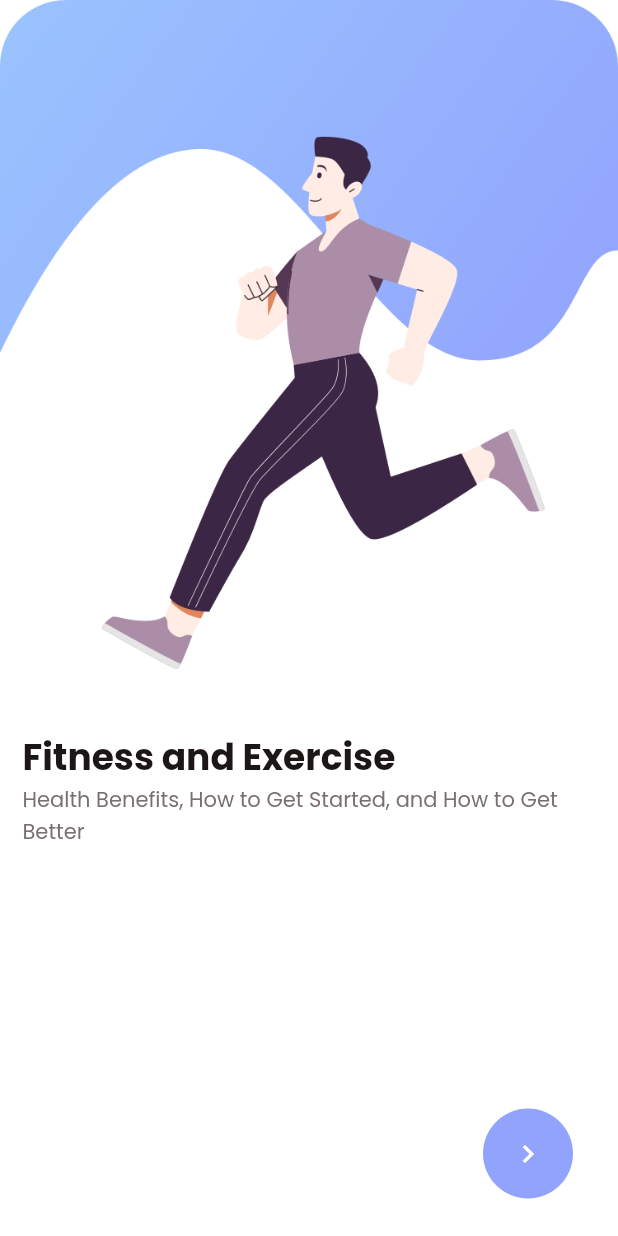
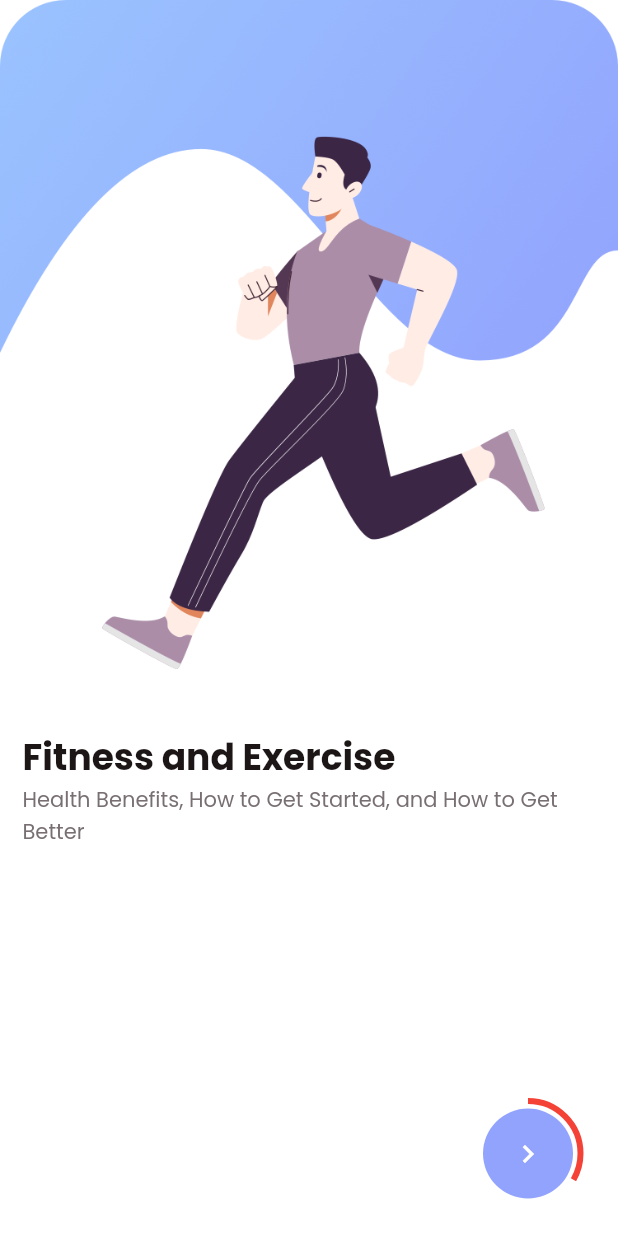
Before and after one commit to mdmanik74/Daily_Exercises_Flutter, a Flutter app: the screen it shows after launch, after a tap on the "navigate next" icon, on a phone screen of 412 x 824 dp. Run offline on Flutter 3.47's test engine with Material 2 defaults, Android fonts, the phone set to English and light mode, and no system bars.

Commit message:
onboard UI and button step

```diff
--- a/lib/common/onboarding_common.dart
+++ b/lib/common/onboarding_common.dart
@@ -68,6 +68,19 @@ _onChanges(int index){
               itemBuilder: (BuildContext context, int index) {
                 return pageList[index];
               }),
+          SizedBox(width: 120,height: 110,child: Stack(
+            alignment: Alignment.center,
+            children: [
+              SizedBox(
+                width: 70, height: 70,child: CircularProgressIndicator(
+                color: Colors.red,
+                value: _currentIndex/3,
+                strokeWidth: 4,
+
+              ),
+              )
+            ],
+          ),),
           Container(
             margin: const EdgeInsets.symmetric(horizontal: 30, vertical: 25),
             width: 60,
@@ -81,7 +94,7 @@ _onChanges(int index){
                 color: TColor.white,
               ),
               onPressed: () {
-                if(pageList.length <=_currentIndex){
+                if(pageList.length <=_currentIndex -1) {
 
                 }else{
                   _currentIndex=_currentIndex+1;
```
